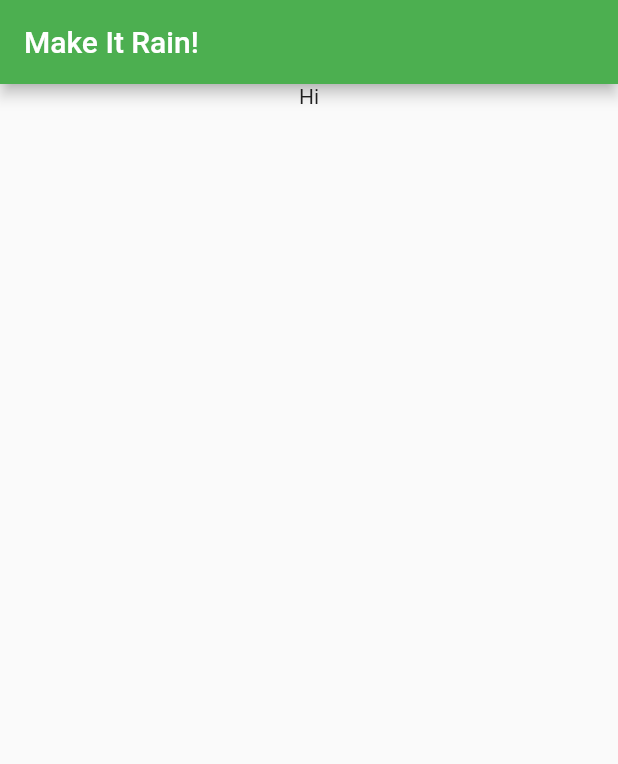
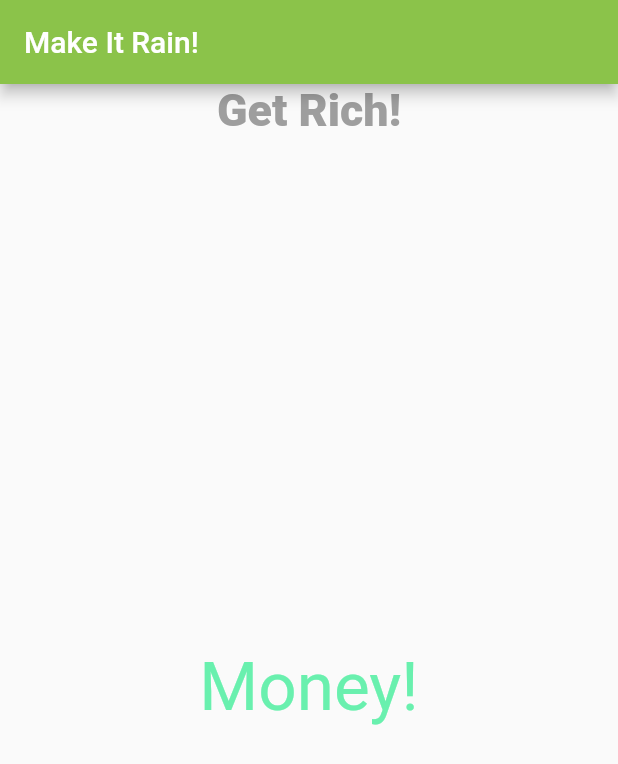
Before and after one commit to Ryanm14/flutter_make_it_rain, a Flutter app: the screen it shows after launch, on a phone screen of 412 x 824 dp. Shown: the top 764 px of the screen. Run offline on Flutter 3.47's test engine with Material 2 defaults, Android fonts, the phone set to English and light mode, and no system bars.

Commit message:
title and center text

```diff
--- a/lib/ui/home_page.dart
+++ b/lib/ui/home_page.dart
@@ -1,17 +1,40 @@
 import 'package:flutter/material.dart';
 
-class HomePage extends StatelessWidget {
+class HomePage extends StatefulWidget {
+  @override
+  State<StatefulWidget> createState() {
+    return new HomePageState();
+  }
+}
+
+class HomePageState extends State<HomePage> {
   @override
   Widget build(BuildContext context) {
     return new Scaffold(
         appBar: new AppBar(
-          backgroundColor: Colors.green,
+          backgroundColor: Colors.lightGreen,
           title: new Text("Make It Rain!"),
         ),
         body: new Container(
           alignment: Alignment.center,
           child: Column(
-            children: <Widget>[new Text("Hi")],
+            children: <Widget>[
+              new Text(
+                "Get Rich!",
+                style: new TextStyle(
+                  color: Colors.grey,
+                  fontWeight: FontWeight.w800,
+                  fontSize: 29.9,
+                ),
+              ),
+              new Expanded(
+                  child: new Center(
+                      child: new Text("Money!",
+                          style: new TextStyle(
+                              color: Colors.greenAccent,
+                              fontSize: 45.0,
+                              fontWeight: FontWeight.w400))))
+            ],
           ),
         ));
   }
```
Also changed, not shown: lib/main.dart (+0 -8 lines), 1 other file.
